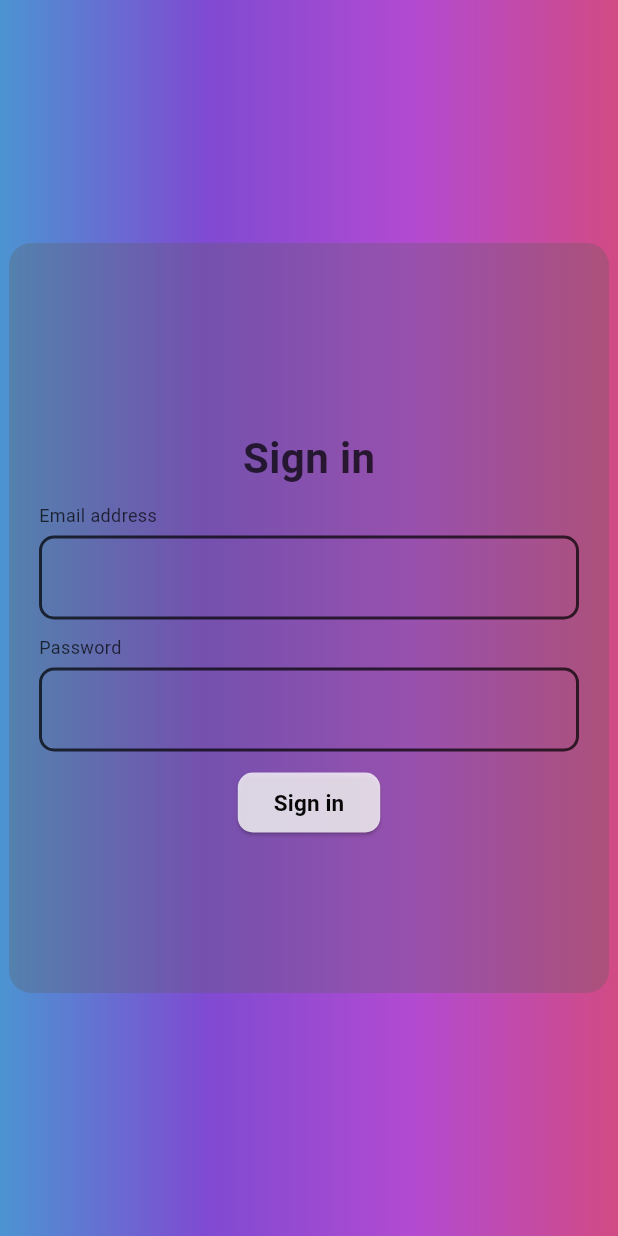
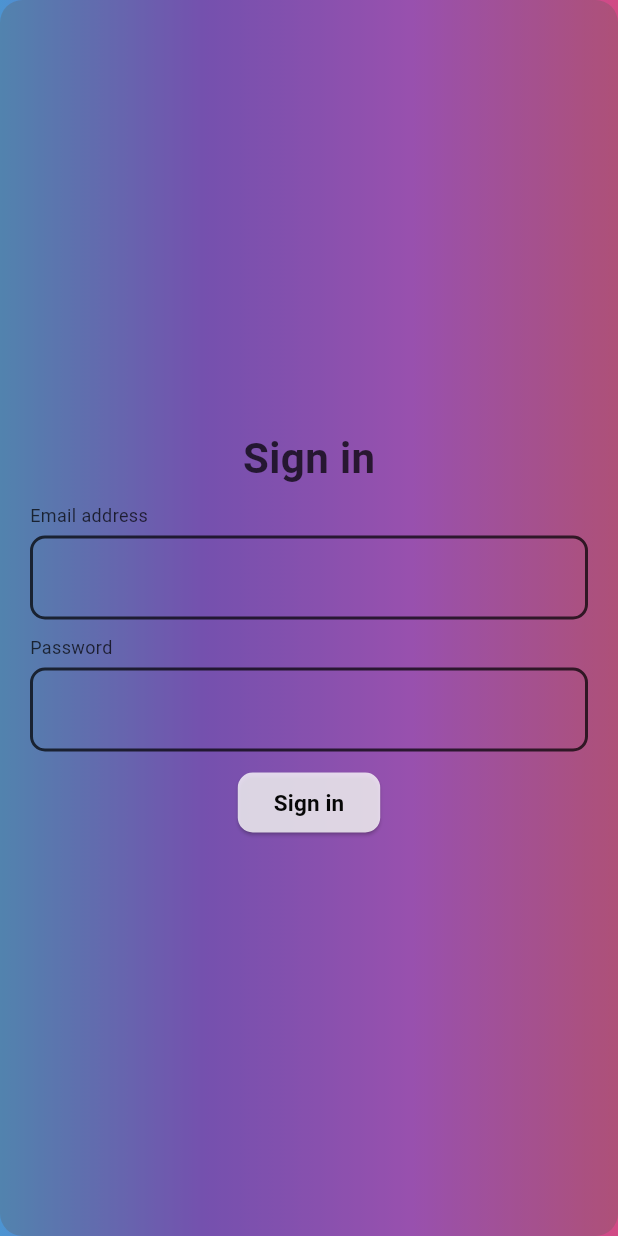
Before and after one commit to FathimaNooriya/loginApp, a Flutter app: the screen it shows after launch, on a phone screen of 412 x 824 dp. Run offline on Flutter 3.47's test engine with Material 3 defaults, Android fonts, the phone set to English and light mode, and no system bars; our stand-ins replace bloc, firebase_auth, firebase_core, flutter_bloc, responsive_builder; accounts and stored records are empty.

Commit message:
Made it responsive

```diff
--- a/lib/application/presentation/screens/login.dart
+++ b/lib/application/presentation/screens/login.dart
@@ -2,6 +2,7 @@ import 'package:flutter/material.dart';
 import 'package:flutter_bloc/flutter_bloc.dart';
 import 'package:loginapp/core/color_and_font.dart';
 import 'package:loginapp/core/paddings.dart';
+import 'package:responsive_builder/responsive_builder.dart';
 import '../../business_logic/bloc/auth_bloc.dart';
 import '../widgets/button_field.dart';
 import '../widgets/fieldBloc1.dart';
@@ -13,11 +14,33 @@ class UserLoginScreen extends StatelessWidget {
 
   @override
   Widget build(BuildContext context) {
+    return ScreenTypeLayout.builder(
+      desktop: (p0) =>
+          const BackgroundContainer(heightSignIn: 500, widthSignIn: 400),
+      tablet: (p0) =>
+          const BackgroundContainer(heightSignIn: 450, widthSignIn: 350),
+      mobile: (p0) => const BackgroundContainer(
+          heightSignIn: double.infinity, widthSignIn: double.infinity),
+    );
+  }
+}
+
+class BackgroundContainer extends StatelessWidget {
+  final double heightSignIn;
+  final double widthSignIn;
+  const BackgroundContainer({
+    super.key,
+    required this.heightSignIn,
+    required this.widthSignIn,
+  });
+
+  @override
+  Widget build(BuildContext context) {
     return Scaffold(
       body: Container(
         decoration: const BoxDecoration(gradient: ColorAndFont.backGround),
-        child: const Center(
-          child: SignInBlock(),
+        child: Center(
+          child: SignInBlock(height: heightSignIn, width: widthSignIn),
         ),
       ),
     );
@@ -25,15 +48,15 @@ class UserLoginScreen extends StatelessWidget {
 }
 
 class SignInBlock extends StatelessWidget {
-  const SignInBlock({
-    super.key,
-  });
+  final double height;
+  final double width;
+  const SignInBlock({super.key, required this.height, required this.width});
 
   @override
   Widget build(BuildContext context) {
     return Container(
-      height: 500,
-      width: 400,
+      height: height,
+      width: width,
       decoration: BoxDecoration(
         color: const Color.fromARGB(78, 94, 93, 93),
         borderRadius: BorderRadius.circular(15),
--- a/lib/application/presentation/widgets/button_field.dart
+++ b/lib/application/presentation/widgets/button_field.dart
@@ -1,9 +1,7 @@
 import 'package:flutter/material.dart';
 import 'package:flutter_bloc/flutter_bloc.dart';
-
 import '../../../domain/model/login_model.dart';
 import '../../business_logic/bloc/auth_bloc.dart';
-import '../screens/home.dart';
 import 'button.dart';
 
 class ButtonField extends StatelessWidget {
@@ -15,8 +13,7 @@ class ButtonField extends StatelessWidget {
   Widget build(BuildContext context) {
     return BlocConsumer<AuthBloc, AuthState>(listener: (context, state) {
       if (state is AuthSuccess) {
-        Navigator.of(context)
-            .push(MaterialPageRoute(builder: (context) => const HomeScreen()));
+        Navigator.of(context).pushNamed("/home");
       }
     }, builder: (context, state) {
       if (state is AuthLoading) {
--- /dev/null
+++ b/lib/core/routes.dart
@@ -0,0 +1,32 @@
+import 'package:flutter/material.dart';
+import '../application/presentation/screens/home.dart';
+import '../application/presentation/screens/login.dart';
+
+class RouteGenerator {
+  static Route<dynamic> generateRoute(RouteSettings settings) {
+    switch (settings.name) {
+      case '/':
+        return MaterialPageRoute(builder: (_) => const UserLoginScreen());
+      case '/home':
+        return MaterialPageRoute(
+          builder: (_) => const HomeScreen(),
+        );
+      default:
+        // If there is no such named route in the switch statement, e.g. /third
+        return _errorRoute();
+    }
+  }
+
+  static Route<dynamic> _errorRoute() {
+    return MaterialPageRoute(builder: (_) {
+      return Scaffold(
+        appBar: AppBar(
+          title: const Text('Error'),
+        ),
+        body: const Center(
+          child: Text('ERROR'),
+        ),
+      );
+    });
+  }
+}
--- a/lib/data/data_sources/login_repository.dart
+++ b/lib/data/data_sources/login_repository.dart
@@ -19,6 +19,8 @@ class LoginRepository {
     } on FirebaseAuthException catch (e) {
       debugPrint("4");
       debugPrint(e.code);
+      ScaffoldMessenger.of(context)
+          .showSnackBar(SnackBar(content: Text(e.code)));
       if (e.code == 'user-not-found') {
         debugPrint("5");
         ScaffoldMessenger.of(context).showSnackBar(
--- a/lib/main.dart
+++ b/lib/main.dart
@@ -2,9 +2,8 @@ import 'package:firebase_core/firebase_core.dart';
 import 'package:flutter/material.dart';
 import 'package:flutter_bloc/flutter_bloc.dart';
 import 'package:loginapp/data/firebase_options.dart';
-import 'package:loginapp/application/presentation/screens/login.dart';
-
 import 'application/business_logic/bloc/auth_bloc.dart';
+import 'core/routes.dart';
 
 Future<void> main() async {
   await Firebase.initializeApp(
@@ -23,8 +22,7 @@ class MyApp extends StatelessWidget {
         providers: [
           BlocProvider(create: (context) => AuthBloc()),
         ],
-      child:
-    MaterialApp(
+        child: MaterialApp(
           title: 'Flutter Demo',
           debugShowCheckedModeBanner: false,
           theme: ThemeData(
@@ -46,6 +44,8 @@ class MyApp extends StatelessWidget {
             colorScheme: ColorScheme.fromSeed(seedColor: Colors.deepPurple),
             useMaterial3: true,
           ),
-        home: const UserLoginScreen()));
+          initialRoute: '/',
+          onGenerateRoute: RouteGenerator.generateRoute,
+        ));
   }
 }
--- a/pubspec.yaml
+++ b/pubspec.yaml
@@ -41,6 +41,7 @@ dependencies:
   firebase_auth: ^4.17.8
   firebase_storage: ^11.6.9
   cloud_firestore: ^4.15.8
+  responsive_builder: ^0.7.0
 
 dev_dependencies:
   flutter_test:
```
Also changed, not shown: pubspec.lock. Lines whose indentation alone changed are shown as unchanged.
